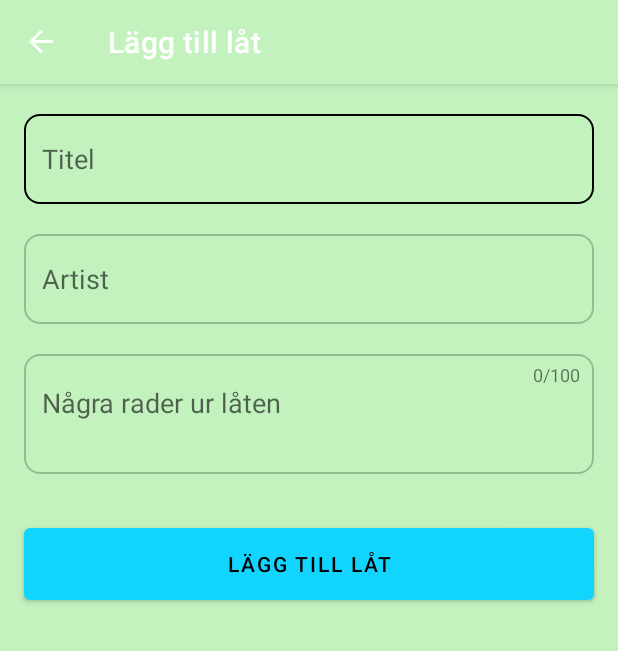
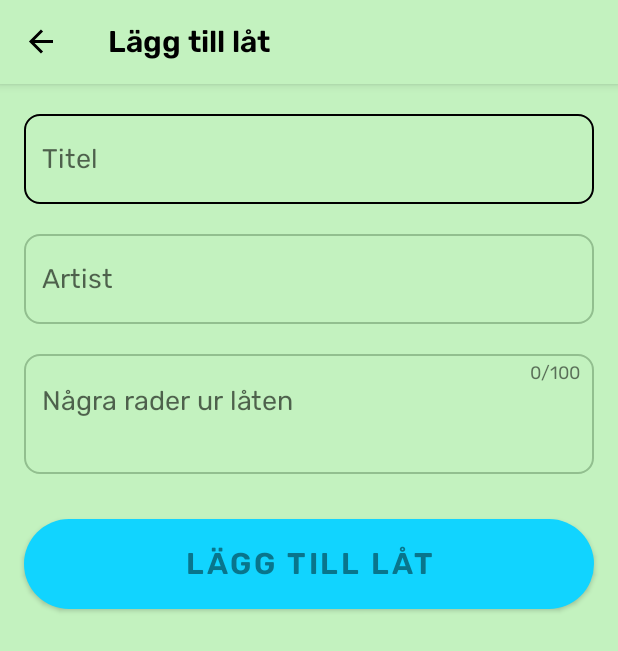
Before and after one commit to emmylindgren/OCCENTO, an Android app: the screen it shows after launch (MainActivity), in the side drawer, after a tap on "Lägg till låt", on a phone screen of 412 x 824 dp. Shown: the top 651 px of the screen. Run offline under Robolectric (Android 15) with nearby library versions, the phone set to English and light mode, and no system bars; our stand-ins replace Room's generated code, navigation-ui.

Commit message:
Menu styled.

```diff
--- /dev/null
+++ b/app/src/main/res/drawable/custom_button.xml
@@ -0,0 +1,9 @@
+<?xml version="1.0" encoding="utf-8"?>
+<shape xmlns:android="http://schemas.android.com/apk/res/android"
+    android:shape="rectangle">
+    <solid android:color="@color/black" />
+    <corners android:bottomRightRadius="100dp"
+        android:bottomLeftRadius="100dp"
+        android:topRightRadius="100dp"
+        android:topLeftRadius="100dp"/>
+</shape>
--- /dev/null
+++ b/app/src/main/res/drawable/menu_drawer_item.xml
@@ -0,0 +1,19 @@
+<?xml version="1.0" encoding="utf-8"?>
+<layer-list xmlns:android="http://schemas.android.com/apk/res/android">
+    <item>
+        <shape android:shape="rectangle">
+            <solid android:color="@color/primary_dark_green"/>
+        </shape>
+    </item>
+    <item android:left="@dimen/activity_horizontal_margin"
+        android:right="@dimen/activity_horizontal_margin">
+        <shape android:shape="rectangle">
+            <solid android:color="@color/black"/>
+        </shape>
+    </item>
+    <item android:bottom="1.5dp">
+        <shape android:shape="rectangle">
+            <solid android:color="@color/primary_dark_green"/>
+        </shape>
+    </item>
+</layer-list>
--- a/app/src/main/res/layout/activity_main.xml
+++ b/app/src/main/res/layout/activity_main.xml
@@ -21,5 +21,9 @@
         android:layout_gravity="start"
         android:fitsSystemWindows="true"
         app:headerLayout="@layout/nav_header_main"
-        app:menu="@menu/activity_main_drawer" />
+        app:menu="@menu/activity_main_drawer"
+        app:itemTextAppearance="@style/MenuTextAppearance"
+        android:backgroundTint="@color/primary_dark_green"
+        app:itemBackground="@drawable/menu_drawer_item"
+        />
 </androidx.drawerlayout.widget.DrawerLayout>
--- a/app/src/main/res/layout/app_bar_main.xml
+++ b/app/src/main/res/layout/app_bar_main.xml
@@ -16,7 +16,8 @@
             android:layout_width="match_parent"
             android:layout_height="?attr/actionBarSize"
             android:background="?attr/colorPrimary"
-            app:popupTheme="@style/Theme.Ou3.PopupOverlay" />
+            app:titleTextAppearance="@style/TitleBarTextAppearance"
+            />
 
     </com.google.android.material.appbar.AppBarLayout>
 
--- a/app/src/main/res/layout/fragment_add_song.xml
+++ b/app/src/main/res/layout/fragment_add_song.xml
@@ -83,6 +83,7 @@
         android:layout_marginTop="30dp"
         android:layout_gravity="center"
         android:text="@string/add_song_button"
+        android:background="@drawable/custom_button"
         />
 
 </LinearLayout>
--- a/app/src/main/res/menu/activity_main_drawer.xml
+++ b/app/src/main/res/menu/activity_main_drawer.xml
@@ -5,13 +5,11 @@
 
     <group android:checkableBehavior="single">
         <item
-            android:id="@+id/nav_home"
-            android:title="@string/menu_home" />
+            android:id="@+id/nav_SeeSongs"
+            android:title="@string/menu_see_songs"
+            />
         <item
             android:id="@+id/nav_AddSong"
             android:title="@string/menu_add_song" />
-        <item
-            android:id="@+id/nav_SeeSongs"
-            android:title="@string/menu_see_songs" />
     </group>
 </menu>
--- a/app/src/main/res/navigation/mobile_navigation.xml
+++ b/app/src/main/res/navigation/mobile_navigation.xml
@@ -9,7 +9,14 @@
         android:id="@+id/nav_home"
         android:name="se.umu.emli.ou3.ui.home.HomeFragment"
         android:label="@string/menu_home"
-        tools:layout="@layout/fragment_home" />
+        tools:layout="@layout/fragment_home" >
+        <action
+            android:id="@+id/action_nav_home_to_nav_AddSong"
+            app:destination="@id/nav_AddSong" />
+        <action
+            android:id="@+id/action_nav_home_to_nav_SeeSongs"
+            app:destination="@id/nav_SeeSongs" />
+    </fragment>
 
     <fragment
         android:id="@+id/nav_AddSong"
--- a/app/src/main/res/values/strings.xml
+++ b/app/src/main/res/values/strings.xml
@@ -7,18 +7,21 @@
     <string name="nav_header_desc">Navigation header</string>
     <string name="action_settings">Settings</string>
 
-    <string name="menu_home">Home</string>
-    <string name="menu_see_songs">See songs</string>
+    <string name="menu_home">Hem</string>
+    <string name="menu_see_songs">Se alla låtar</string>
     <string name="menu_add_song">Lägg till låt</string>
     <string name="incorrect_song_add">Fyll i alla rutor</string>
     <string name="song_added">Låten är tillagd!</string>
-
-
-    <string name="låtText">Ser det på dig med detsamma Vet att nånting har hänt Har du träffat någon annan Som kan vägen hem?</string>
-    <string name="artist"><![CDATA[Norlie & KKV]]></string>
     <string name="title_field">Titel</string>
     <string name="artist_field">Artist</string>
     <string name="lyrics_field">Några rader ur låten</string>
     <string name="add_song_button">Lägg till låt</string>
     <string name="maxCharacterCount">0/100</string>
+
+
+    <string name="låtText">Ser det på dig med detsamma Vet att nånting har hänt Har du träffat någon annan Som kan vägen hem?</string>
+    <string name="artist"><![CDATA[Norlie & KKV]]></string>
+
+
+
 </resources>
--- /dev/null
+++ b/app/src/main/res/values/styles.xml
@@ -0,0 +1,12 @@
+<?xml version="1.0" encoding="utf-8"?>
+<resources>
+    <style name="TitleBarTextAppearance" parent="android:TextAppearance">
+        <item name="android:fontFamily">@font/rubik_bold</item>
+        <item name="android:textSize">20sp</item>
+    </style>
+
+    <style name="MenuTextAppearance" parent="android:TextAppearance">
+        <item name="android:textSize">30sp</item>
+        <item name="android:textColor">#243024</item>
+    </style>
+</resources>
--- a/app/src/main/res/values/themes.xml
+++ b/app/src/main/res/values/themes.xml
@@ -9,9 +9,12 @@
         <item name="colorSecondary">@color/secondary_blue</item>
         <item name="colorSecondaryVariant">@color/secondary_light_blue</item>
         <item name="colorOnSecondary">@color/black</item>
+        <!-- Text colors. -->
+        <item name="android:textColorPrimary">@color/black</item>
+        <item name="android:textColorSecondary">@color/black</item>
+        <item name="android:fontFamily">@font/rubik_reg</item>
         <!-- Status bar color. -->
         <item name="android:statusBarColor" tools:targetApi="l">?attr/colorPrimaryVariant</item>
-        <!-- Customize your theme here. -->
         <item name="materialButtonStyle">@style/Widget.App.Button</item>
     </style>
 
@@ -20,10 +23,17 @@
         <item name="windowNoTitle">true</item>
     </style>
 
-    <style name="Theme.Ou3.AppBarOverlay" parent="ThemeOverlay.AppCompat.Dark.ActionBar" />
+    <style name="Theme.Ou3.AppBarOverlay" parent="ThemeOverlay.AppCompat.Dark.ActionBar" >
+        <!-- Text colors. -->
+        <item name="android:textColorPrimary">@color/black</item>
+        <item name="android:textColorSecondary">@color/black</item>
+    </style>
     <style name="Theme.Ou3.PopupOverlay" parent="ThemeOverlay.AppCompat.Light" />
 
     <style name="Widget.App.Button" parent="Widget.MaterialComponents.Button">
         <item name="backgroundTint">@color/secondary_blue</item>
+        <item name="fontFamily">@font/rubik_bold</item>
+        <item name="android:textSize">20sp</item>
+        <item name="android:textColor">#09758C</item>
     </style>
 </resources>
```
Also changed, not shown: app/src/main/res/drawable/ic_menu_camera.xml (deleted, +0 -12 lines), app/src/main/res/drawable/ic_menu_gallery.xml (deleted, +0 -9 lines), app/src/main/res/drawable/ic_menu_slideshow.xml (deleted, +0 -9 lines), app/src/main/res/drawable/side_nav_bar.xml (+1 -6 lines), app/src/main/res/layout/nav_header_main.xml (+6 -17 lines), app/src/main/font/RubikMonoOne-Regular.ttf (added), app/src/main/res/font/rubik_bold.ttf (added), app/src/main/res/font/rubik_mono_one.ttf (added), app/src/main/res/font/rubik_reg.ttf (added).
